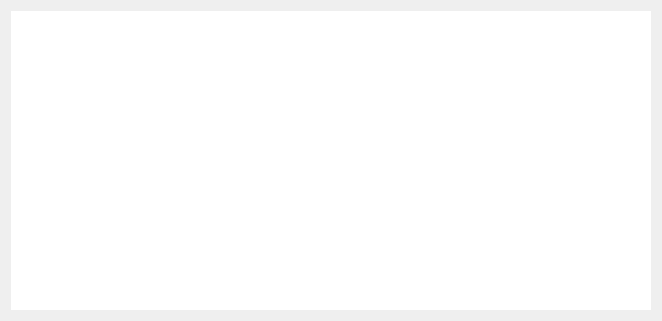
Qt form starviewer/src/core/thumbnailimagedisplayer.ui (starviewer-medical/starviewer) before a commit.
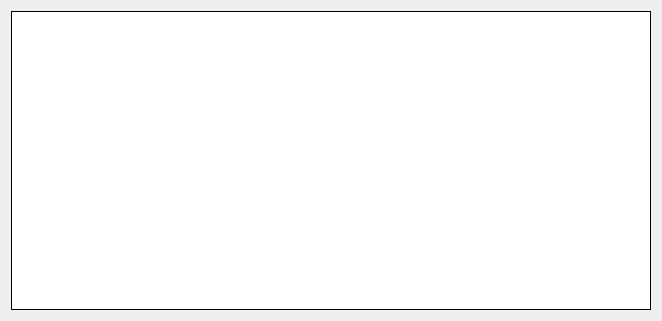
The same form after that commit.

Diff of the .ui file:
```diff
--- a/starviewer/src/core/thumbnailimagedisplayer.ui
+++ b/starviewer/src/core/thumbnailimagedisplayer.ui
@@ -52,7 +52,7 @@
       <enum>Qt::NoFocus</enum>
      </property>
      <property name="frameShape">
-      <enum>QFrame::NoFrame</enum>
+      <enum>QFrame::Panel</enum>
      </property>
      <property name="frameShadow">
       <enum>QFrame::Plain</enum>
@@ -76,10 +76,10 @@
       <enum>QListView::Static</enum>
      </property>
      <property name="flow">
-      <enum>QListView::LeftToRight</enum>
+      <enum>QListView::TopToBottom</enum>
      </property>
      <property name="isWrapping" stdset="0">
-      <bool>false</bool>
+      <bool>true</bool>
      </property>
      <property name="layoutMode">
       <enum>QListView::Batched</enum>
@@ -87,6 +87,12 @@
      <property name="viewMode">
       <enum>QListView::IconMode</enum>
      </property>
+     <property name="uniformItemSizes">
+      <bool>true</bool>
+     </property>
+     <property name="wordWrap">
+      <bool>true</bool>
+     </property>
      <property name="selectionRectVisible">
       <bool>false</bool>
      </property>
```
Left out of the diff: 15 changed lines with no effect on the pictures.
